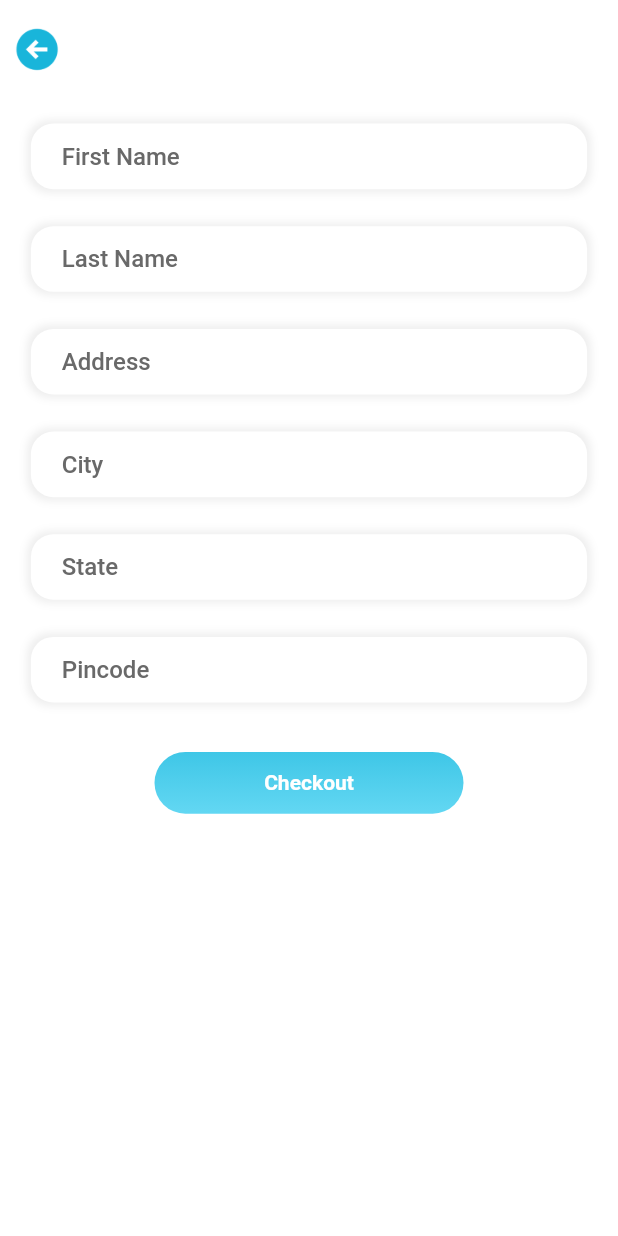
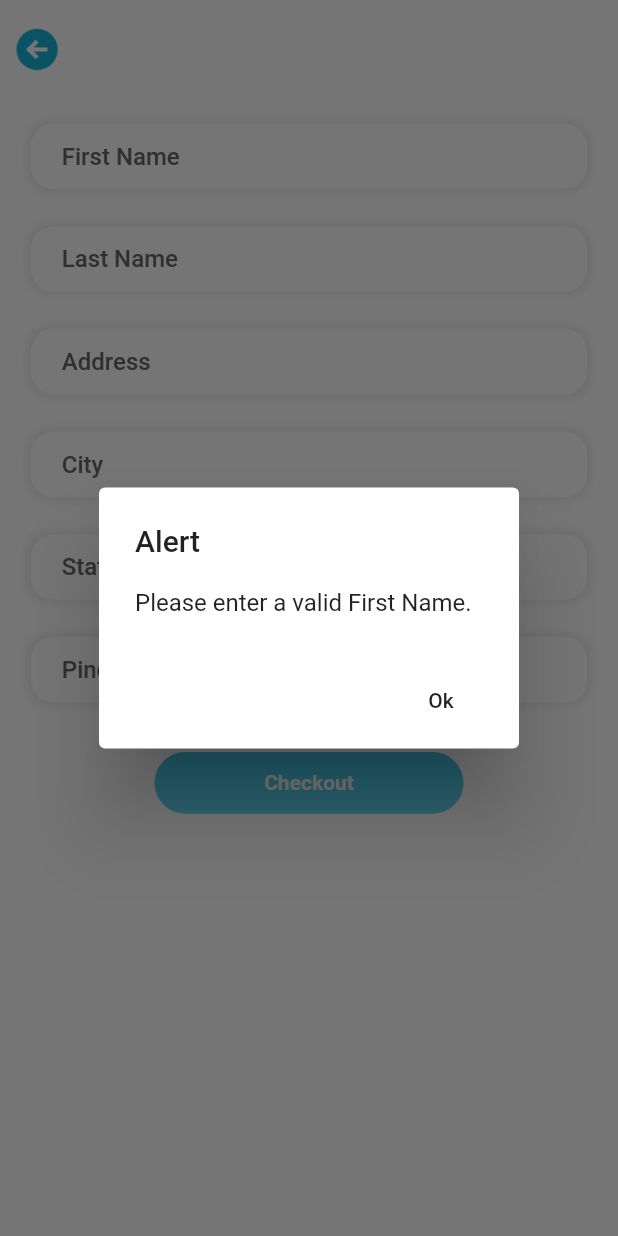
Before and after one commit to ritishsaDS/apniStationary, a Flutter app: the CheckoutScreen screen opened directly, after a tap on "Checkout", on a phone screen of 412 x 824 dp. Run offline on Flutter 3.47's test engine with Material 2 defaults, Android fonts, the phone set to English and light mode, and no system bars; our stand-ins replace carousel_pro, carousel_slider, dio, flutter_holo_date_picker, flutter_image_compress, geocoding and 4 more; missing offline and left inert: flutter_google_places, google_api_headers, google_maps_webservice; accounts and stored records are empty; Roboto replaces fonts that are missing (Poppins).

Commit message:
checkout fix

```diff
--- a/lib/UI/Activities/CheckoutScreen.dart
+++ b/lib/UI/Activities/CheckoutScreen.dart
@@ -126,7 +126,7 @@ class _CheckoutScreenState extends State<CheckoutScreen> {
                       ),
                       child: MaterialButton(
                         onPressed: () {
-                          callCheckoutAPI();
+                          checkValidation();
                         },
                         child: Text(
                           "Checkout",
@@ -182,6 +182,24 @@ class _CheckoutScreenState extends State<CheckoutScreen> {
     );
   }
 
+  checkValidation() {
+    if (firstNameController.text.length < 2) {
+      showAlert(context, "Please enter a valid First Name.");
+    } else if (lastNameController.text.length < 2) {
+      showAlert(context, "Please enter a valid Last Name.");
+    } else if (addressController.text.length < 10) {
+      showAlert(context, "Please enter a valid Address.");
+    } else if (cityController.text.length < 2) {
+      showAlert(context, "Please enter a valid City.");
+    } else if (stateController.text.length < 2) {
+      showAlert(context, "Please enter a valid State.");
+    } else if (pinController.text.length < 4) {
+      showAlert(context, "Please enter a valid Pincode.");
+    } else {
+      callCheckoutAPI();
+    }
+  }
+
   callCheckoutAPI() async {
     Map<String, dynamic> body = {
       "user_id": "${PreferenceManager.getUserId()}",
```
